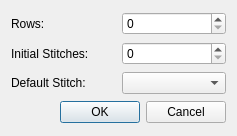
Above: src/newdocument.ui from iPenguin/CrochetCharts before the change. Below: the same form after it.
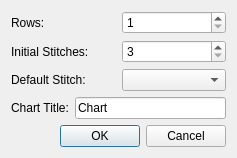
That is the form after the change.

Commit message: updated new document dialog

The edit to the form file:
```diff
--- a/src/newdocument.ui
+++ b/src/newdocument.ui
@@ -7,7 +7,7 @@
     <x>0</x>
     <y>0</y>
     <width>237</width>
-    <height>136</height>
+    <height>150</height>
    </rect>
   </property>
   <property name="windowTitle">
@@ -24,7 +24,11 @@
       </widget>
      </item>
      <item>
-      <widget class="QSpinBox" name="rows"/>
+      <widget class="QSpinBox" name="rows">
+       <property name="minimum">
+        <number>1</number>
+       </property>
+      </widget>
      </item>
     </layout>
    </item>
@@ -38,7 +42,11 @@
       </widget>
      </item>
      <item>
-      <widget class="QSpinBox" name="stitches"/>
+      <widget class="QSpinBox" name="stitches">
+       <property name="minimum">
+        <number>3</number>
+       </property>
+      </widget>
      </item>
     </layout>
    </item>
@@ -56,6 +64,24 @@
      </item>
     </layout>
    </item>
+   <item>
+    <layout class="QHBoxLayout" name="horizontalLayout_4">
+     <item>
+      <widget class="QLabel" name="label_4">
+       <property name="text">
+        <string>Chart Title:</string>
+       </property>
+      </widget>
+     </item>
+     <item>
+      <widget class="QLineEdit" name="chartTitle">
+       <property name="text">
+        <string>Chart</string>
+       </property>
+      </widget>
+     </item>
+    </layout>
+   </item>
    <item>
     <widget class="QDialogButtonBox" name="buttonBox">
      <property name="orientation">
```
Left out of the diff: 10 changed lines with no effect on the pictures.
